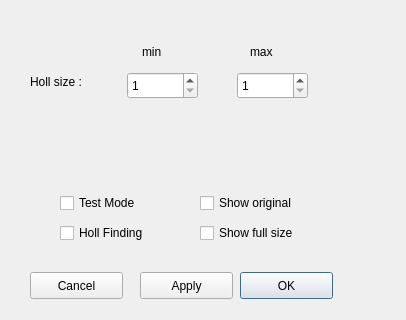
First picture: the form in dialog.ui, repository nasserGanjali/baslerCamera-findHole-openCV, before the edit; both pictures show x 0 to 406 and y 228 to 548 of the 406 by 548 pixel window.
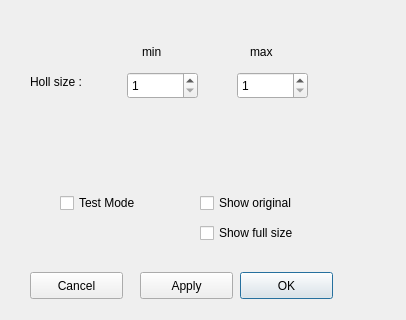
Second picture: the form after the edit.

The edit to the form file:
```diff
--- a/dialog.ui
+++ b/dialog.ui
@@ -194,19 +194,6 @@
     <string>Test Mode</string>
    </property>
   </widget>
-  <widget class="QCheckBox" name="rbnHoll">
-   <property name="geometry">
-    <rect>
-     <x>60</x>
-     <y>450</y>
-     <width>111</width>
-     <height>22</height>
-    </rect>
-   </property>
-   <property name="text">
-    <string>Holl Finding</string>
-   </property>
-  </widget>
   <widget class="QCheckBox" name="cbxShowOriginalImage">
    <property name="geometry">
     <rect>
```
